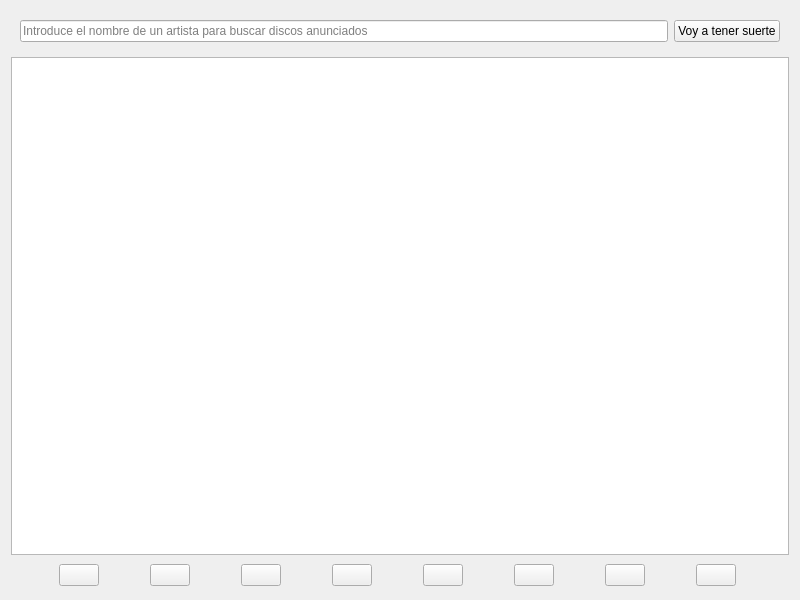
volteret4/mfuz, file ui/muspy_releases_module.ui: the form before one commit.
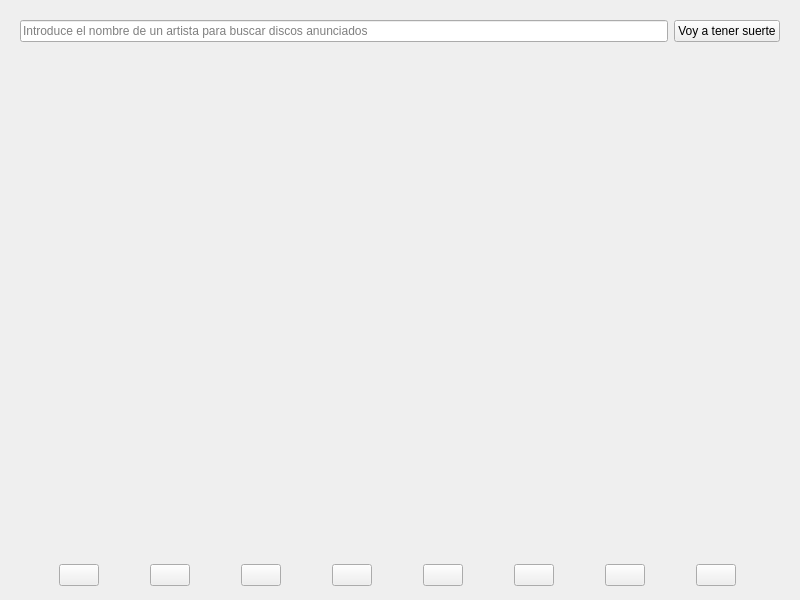
The form after the commit. Icons and pictures are not drawn.

Commit message: stacked widget

Diff of the .ui file:
```diff
--- a/ui/muspy_releases_module.ui
+++ b/ui/muspy_releases_module.ui
@@ -105,7 +105,9 @@
         <number>0</number>
        </property>
        <item>
-        <widget class="QListView" name="listView"/>
+        <widget class="QWidget" name="table_widget_releases_artists_songs" native="true">
+         <layout class="QVBoxLayout" name="verticalLayout_3"/>
+        </widget>
        </item>
       </layout>
      </widget>
```
The commit also changes 1 other file.
